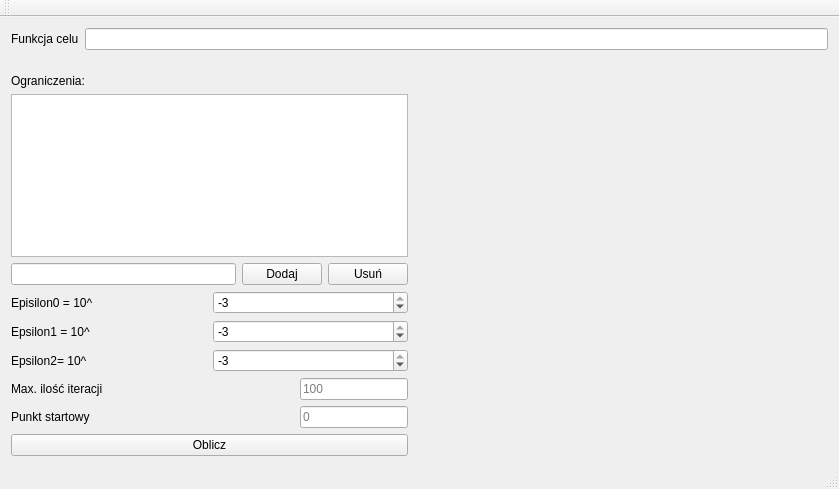
This is program/mainwindow.ui in GosiaWJ/TiMO as Qt 5 draws it before an edit. The edited form follows.
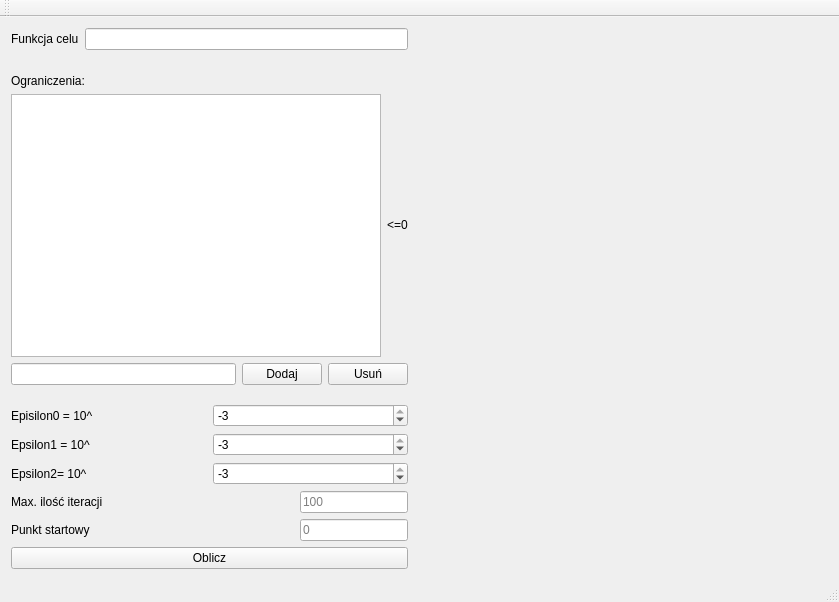
This is the edited form. Custom widgets are drawn as their Qt base class.

```diff
--- a/program/mainwindow.ui
+++ b/program/mainwindow.ui
@@ -7,14 +7,16 @@
     <x>0</x>
     <y>0</y>
     <width>839</width>
-    <height>489</height>
+    <height>602</height>
    </rect>
   </property>
   <property name="windowTitle">
    <string>MainWindow</string>
   </property>
   <widget class="QWidget" name="centralWidget">
-   <layout class="QVBoxLayout" name="verticalLayout_4">
+   <layout class="QHBoxLayout" name="horizontalLayout_9">
+    <item>
+     <layout class="QVBoxLayout" name="verticalLayout">
     <item>
      <layout class="QHBoxLayout" name="horizontalLayout">
       <item>
@@ -46,10 +48,6 @@
      </spacer>
     </item>
     <item>
-     <layout class="QHBoxLayout" name="horizontalLayout_8">
-      <item>
-       <layout class="QVBoxLayout" name="verticalLayout_3">
-        <item>
          <widget class="QLabel" name="ograniczenia_label">
           <property name="text">
            <string>Ograniczenia:</string>
@@ -57,9 +55,20 @@
          </widget>
         </item>
         <item>
+       <layout class="QHBoxLayout" name="horizontalLayout_8">
+        <item>
          <widget class="QListWidget" name="lista_ograniczen"/>
         </item>
         <item>
+         <widget class="QLabel" name="label">
+          <property name="text">
+           <string>&lt;=0</string>
+          </property>
+         </widget>
+        </item>
+       </layout>
+      </item>
+      <item>
          <layout class="QHBoxLayout" name="horizontalLayout_2">
           <item>
            <widget class="QLineEdit" name="ograniczenie"/>
@@ -97,10 +106,6 @@
          </spacer>
         </item>
         <item>
-         <layout class="QVBoxLayout" name="verticalLayout">
-          <item>
-           <layout class="QVBoxLayout" name="verticalLayout_2">
-            <item>
              <layout class="QHBoxLayout" name="horizontalLayout_3">
               <item>
                <widget class="QLabel" name="epsilon0_label">
@@ -211,8 +216,6 @@
               </item>
              </layout>
             </item>
-           </layout>
-          </item>
           <item>
            <widget class="QPushButton" name="oblicz">
             <property name="text">
@@ -222,8 +225,6 @@
           </item>
          </layout>
         </item>
-       </layout>
-      </item>
       <item>
        <spacer name="horizontalSpacer">
         <property name="orientation">
@@ -251,31 +252,6 @@
        </widget>
       </item>
      </layout>
-    </item>
-   </layout>
-   <zorder>lista_ograniczen</zorder>
-   <zorder>textEdit</zorder>
-   <zorder>label</zorder>
-   <zorder>ograniczenia_label</zorder>
-   <zorder>dodaj_ograniczenie</zorder>
-   <zorder>usun_ograniczenie</zorder>
-   <zorder>ograniczenie</zorder>
-   <zorder>wykres</zorder>
-   <zorder>funkcj_celu</zorder>
-   <zorder>funkcja_celu_label</zorder>
-   <zorder>epsilon0_spinbox</zorder>
-   <zorder>epsilon0_label</zorder>
-   <zorder>epsilon1_label</zorder>
-   <zorder>epsilon2_label</zorder>
-   <zorder>l_label</zorder>
-   <zorder>epsilon1_spinbox</zorder>
-   <zorder>epsilon2_spinbox</zorder>
-   <zorder>l_edit</zorder>
-   <zorder>verticalSpacer</zorder>
-   <zorder>punkt_startowy_label</zorder>
-   <zorder>punk_startowy_edit</zorder>
-   <zorder>horizontalSpacer</zorder>
-   <zorder>wykres</zorder>
    <zorder>verticalSpacer_2</zorder>
    <zorder>oblicz</zorder>
   </widget>
```
Left out of the diff: 2 changed lines with no effect on the pictures. Lines whose indentation alone changed are shown as unchanged.
